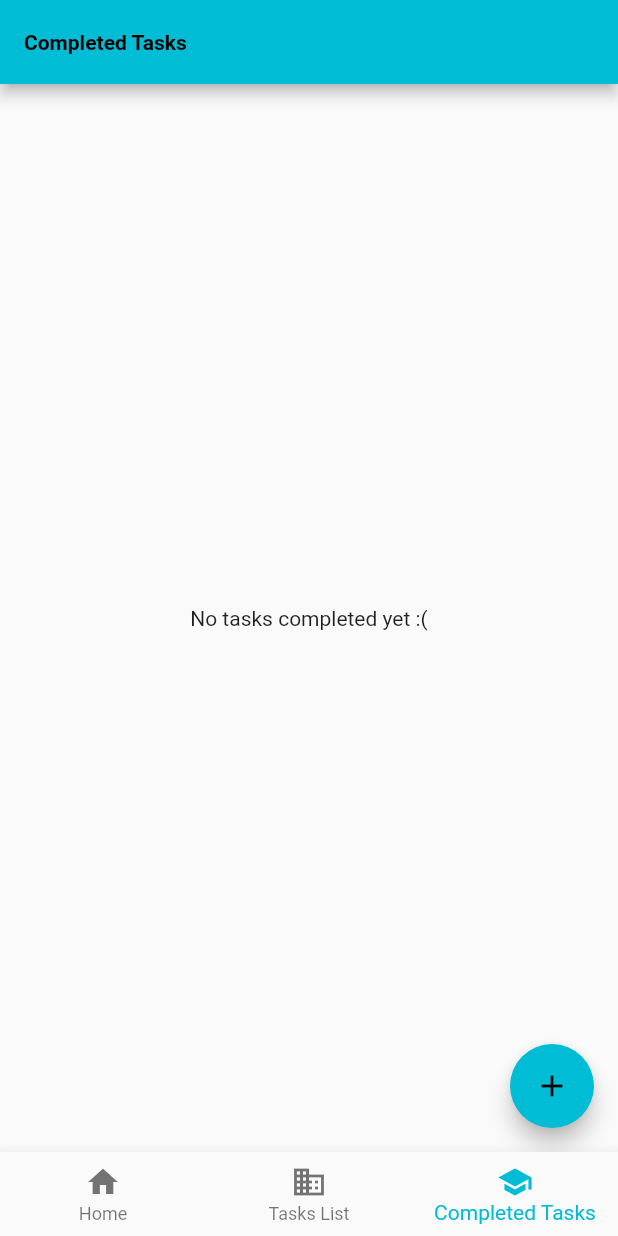
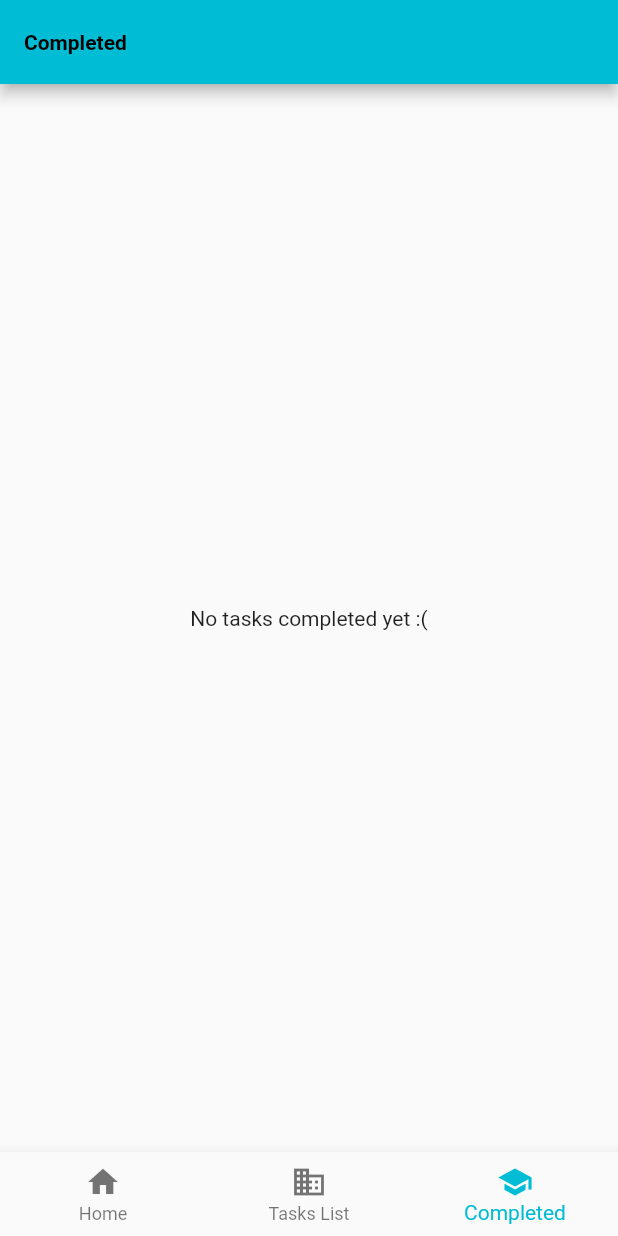
Before and after one commit to kimimaula/task-tracker, a Flutter app: the screen it shows after launch, item 3 of the bottom bar chosen, on a phone screen of 412 x 824 dp. Run offline on Flutter 3.47's test engine with Material 2 defaults, Android fonts, the phone set to English and light mode, and no system bars.

Commit message:
remove floating button in completed and shortened complete text

```diff
--- a/lib/complete_list.dart
+++ b/lib/complete_list.dart
@@ -47,13 +47,6 @@ class _CompletePgState extends State<CompletePg> {
                 );
               },
             ),
-      floatingActionButton: FloatingActionButton(
-        onPressed: () {
-          Navigator.pushNamed(context, '/addtask');
-        },
-        backgroundColor: Colors.cyan,
-        child: const Icon(Icons.add),
-      ),
     );
   }
 }
--- a/lib/main.dart
+++ b/lib/main.dart
@@ -123,7 +123,7 @@ class _MyHomePageState extends State<MyHomePage> {
       style: optionStyle,
     ),
     Text(
-      'Completed Tasks',
+      'Completed',
       style: optionStyle,
     ),
   ];
@@ -172,7 +172,7 @@ class _MyHomePageState extends State<MyHomePage> {
           ),
           BottomNavigationBarItem(
             icon: Icon(Icons.school),
-            label: 'Completed Tasks',
+            label: 'Completed',
           ),
         ],
         currentIndex: _selectedIndex,
```
